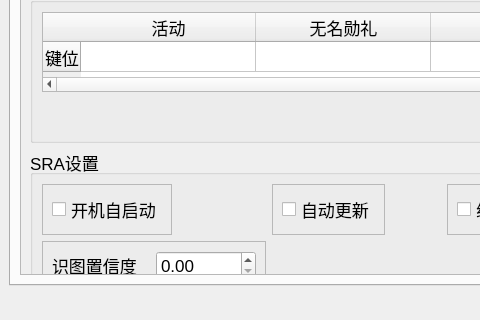
First picture: the form in res/ui/main.ui, repository Shasnow/StarRailAssistant, before the edit; both pictures show x 0 to 480 and y 270 to 590 of the 791 by 590 pixel window.
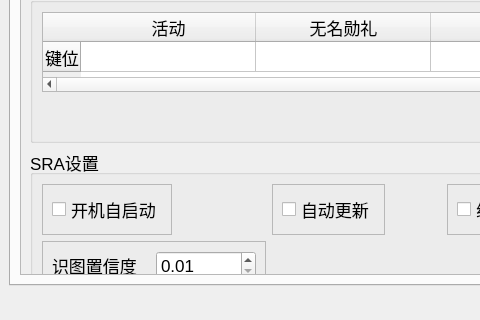
Second picture: the form after the edit. The open tabs and pages were chosen to show the change.

Commit message: 问题修复

The edit to the form file:
```diff
--- a/res/ui/main.ui
+++ b/res/ui/main.ui
@@ -470,7 +470,7 @@
             <rect>
              <x>0</x>
              <y>0</y>
-             <width>650</width>
+             <width>735</width>
              <height>576</height>
             </rect>
            </property>
@@ -1120,6 +1120,12 @@
                     <property name="whatsThis">
                      <string>置信度越大对图片精度要求越高</string>
                     </property>
+                    <property name="minimum">
+                     <double>0.010000000000000</double>
+                    </property>
+                    <property name="maximum">
+                     <double>1.000000000000000</double>
+                    </property>
                    </widget>
                   </item>
                  </layout>
```
The commit also changes 2 other files.
